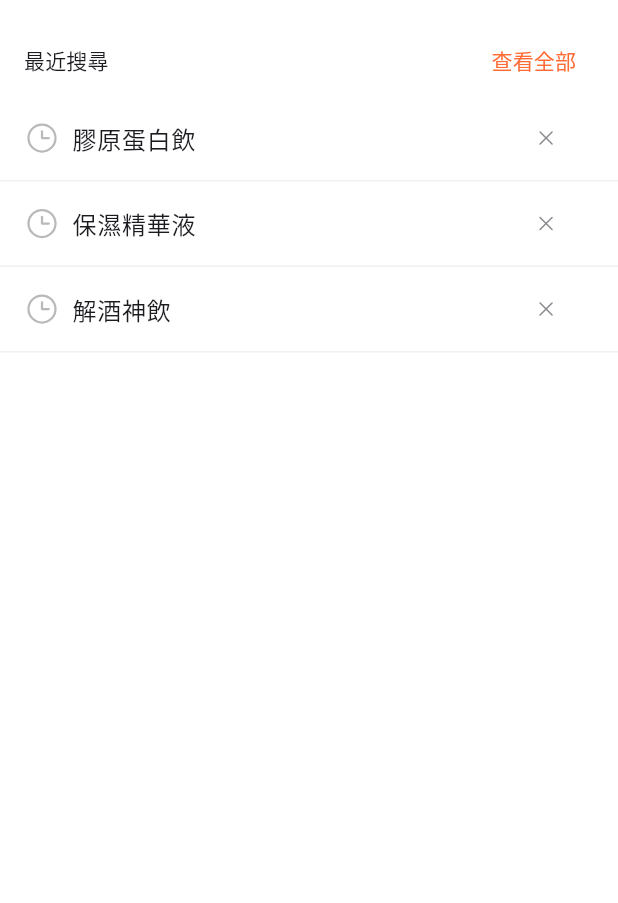
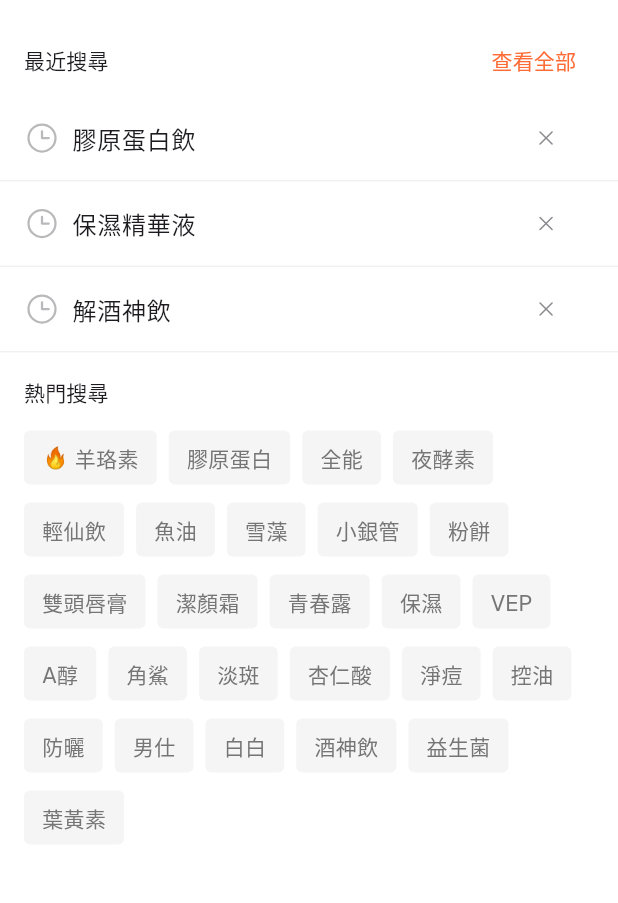
Before and after one commit to beta0221/kingpork-app, a Flutter app: the SearchScreen screen opened by its route, on a phone screen of 412 x 824 dp, the part 192-1095 px from its top. Run offline on Flutter 3.47's test engine with Material 3 defaults, Android fonts, the phone set to English and light mode, and no system bars; our stand-ins replace cached_network_image, connectivity_plus, flutter_rating_bar, flutter_svg, flutter_widget_from_html_core, form_field_validator and 3 more; missing offline and left inert: flutter_inappwebview; accounts and stored records are empty; network calls fail.

Commit message:
熱門搜尋

```diff
--- /dev/null
+++ b/lib/screens/search/views/components/hot_searches.dart
@@ -0,0 +1,109 @@
+import 'package:flutter/material.dart';
+import 'package:tklab_ec_v2/constants.dart';
+
+class HotSearches extends StatelessWidget {
+  const HotSearches({super.key, this.onTapKeyword});
+
+  final void Function(String keyword)? onTapKeyword;
+
+  @override
+  Widget build(BuildContext context) {
+    const List<String> hotKeywords = [
+      "羊珞素",
+      "膠原蛋白",
+      "全能",
+      "夜酵素",
+      "輕仙飲",
+      "魚油",
+      "雪藻",
+      "小銀管",
+      "粉餅",
+      "雙頭唇膏",
+      "潔顏霜",
+      "青春露",
+      "保濕",
+      "VEP",
+      "A醇",
+      "角鯊",
+      "淡斑",
+      "杏仁酸",
+      "淨痘",
+      "控油",
+      "防曬",
+      "男仕",
+      "白白",
+      "酒神飲",
+      "益生菌",
+      "葉黃素",
+    ];
+
+    return Padding(
+      padding: const EdgeInsets.symmetric(horizontal: defaultPadding),
+      child: Column(
+        crossAxisAlignment: CrossAxisAlignment.start,
+        children: [
+          Text(
+            "熱門搜尋",
+            style: Theme.of(context).textTheme.titleSmall,
+          ),
+          const SizedBox(height: defaultPadding),
+          Wrap(
+            spacing: 8,
+            runSpacing: 12,
+            children: List.generate(
+              hotKeywords.length,
+              (index) => _HotSearchTag(
+                keyword: hotKeywords[index],
+                showFireIcon: index == 0,
+                onTap: () => onTapKeyword?.call(hotKeywords[index]),
+              ),
+            ),
+          ),
+        ],
+      ),
+    );
+  }
+}
+
+class _HotSearchTag extends StatelessWidget {
+  const _HotSearchTag({
+    required this.keyword,
+    this.showFireIcon = false,
+    this.onTap,
+  });
+
+  final String keyword;
+  final bool showFireIcon;
+  final VoidCallback? onTap;
+
+  @override
+  Widget build(BuildContext context) {
+    return InkWell(
+      onTap: onTap,
+      borderRadius: BorderRadius.circular(4),
+      child: Container(
+        padding: const EdgeInsets.symmetric(horizontal: 12, vertical: 8),
+        decoration: BoxDecoration(
+          color: Colors.grey.shade100,
+          borderRadius: BorderRadius.circular(4),
+        ),
+        child: Row(
+          mainAxisSize: MainAxisSize.min,
+          children: [
+            if (showFireIcon) ...[
+              const Text("🔥", style: TextStyle(fontSize: 14)),
+              const SizedBox(width: 4),
+            ],
+            Text(
+              keyword,
+              style: TextStyle(
+                fontSize: 14,
+                color: Colors.grey.shade600,
+              ),
+            ),
+          ],
+        ),
+      ),
+    );
+  }
+}
--- a/lib/screens/search/views/search_screen.dart
+++ b/lib/screens/search/views/search_screen.dart
@@ -3,6 +3,7 @@ import 'package:tklab_ec_v2/components/custom_modal_bottom_sheet.dart';
 import 'package:tklab_ec_v2/constants.dart';
 import 'package:tklab_ec_v2/screens/search/views/components/search_form.dart';
 
+import 'components/hot_searches.dart';
 import 'components/recent_searches.dart';
 import 'components/search_filter.dart';
 import 'components/search_resulats.dart';
@@ -89,6 +90,13 @@ class _SearchScreenState extends State<SearchScreen> {
               const SliverToBoxAdapter(
                 child: RecentSearches(),
               ),
+            if (_isFocused && !_isShowSuggestions)
+              const SliverToBoxAdapter(
+                child: Padding(
+                  padding: EdgeInsets.only(top: defaultPadding),
+                  child: HotSearches(),
+                ),
+              ),
             if (_isFocused && _isShowSuggestions)
               const SliverToBoxAdapter(
                 child: SearchSuggestions(),
```
